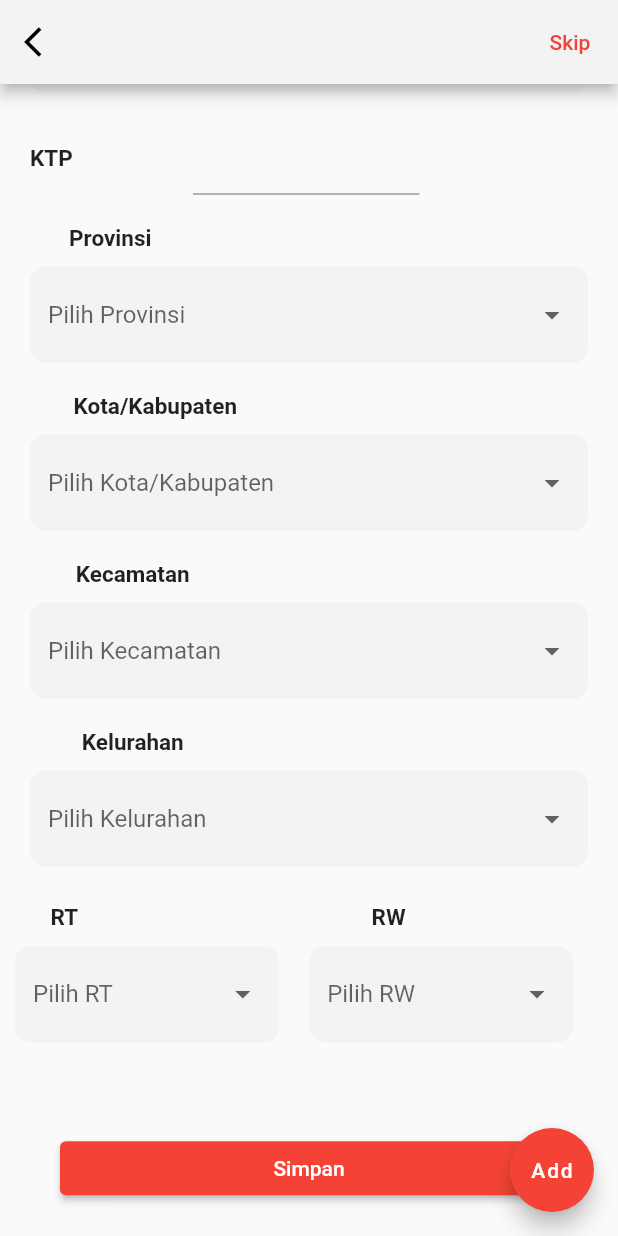
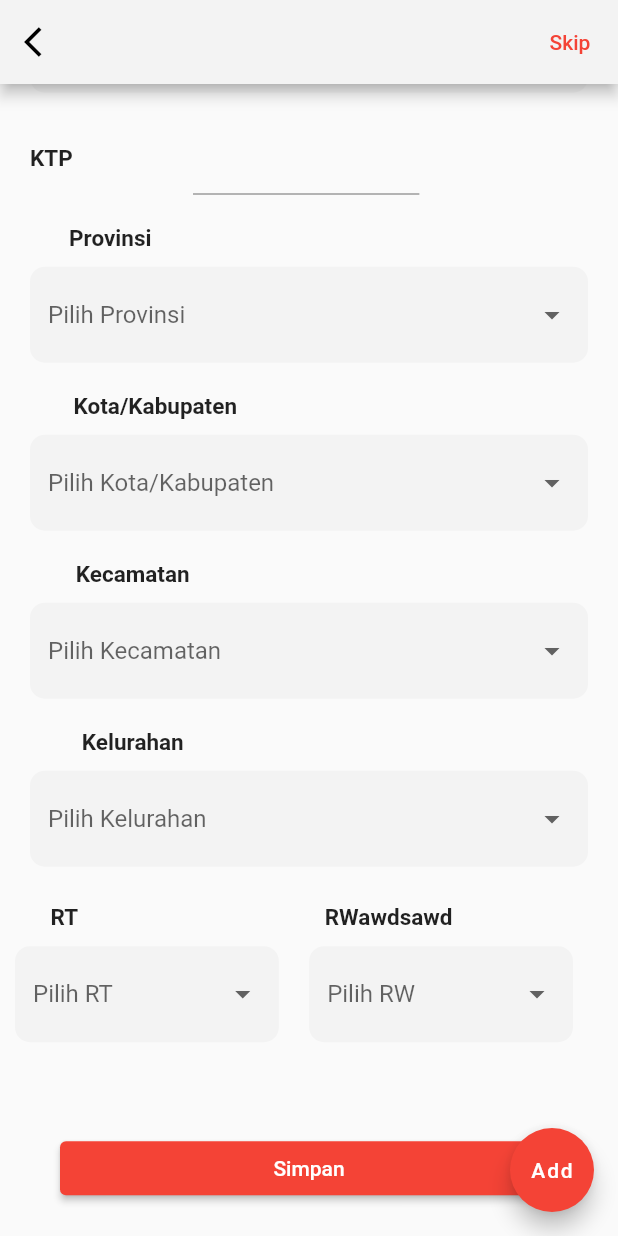
Before and after one commit to adimaulanaa/MT-Repository, a Flutter app: the DataProfile screen opened directly, scrolled down 439 dp, on a phone screen of 412 x 824 dp. Run offline on Flutter 3.47's test engine with Material 2 defaults, Android fonts, the phone set to English and light mode, and no system bars; drawn by our look-alikes of flutter_form_builder.

Commit message:
git pus kedua

```diff
--- a/lib/features/dashboard/presentation/pages/DataProfile_screen.dart
+++ b/lib/features/dashboard/presentation/pages/DataProfile_screen.dart
@@ -536,7 +536,7 @@ class _DataProfileState extends State<DataProfile> {
                     padding: const EdgeInsets.fromLTRB(10, 5, 80, 10),
                     // padding: const EdgeInsets.fromLTRB(left, top, right, bottom)
                     child: Text(
-                      'RW',
+                      'RWawdsawd',
                       style: TextStyle(
                         fontWeight: FontWeight.bold,
                         fontSize: 15,
```
